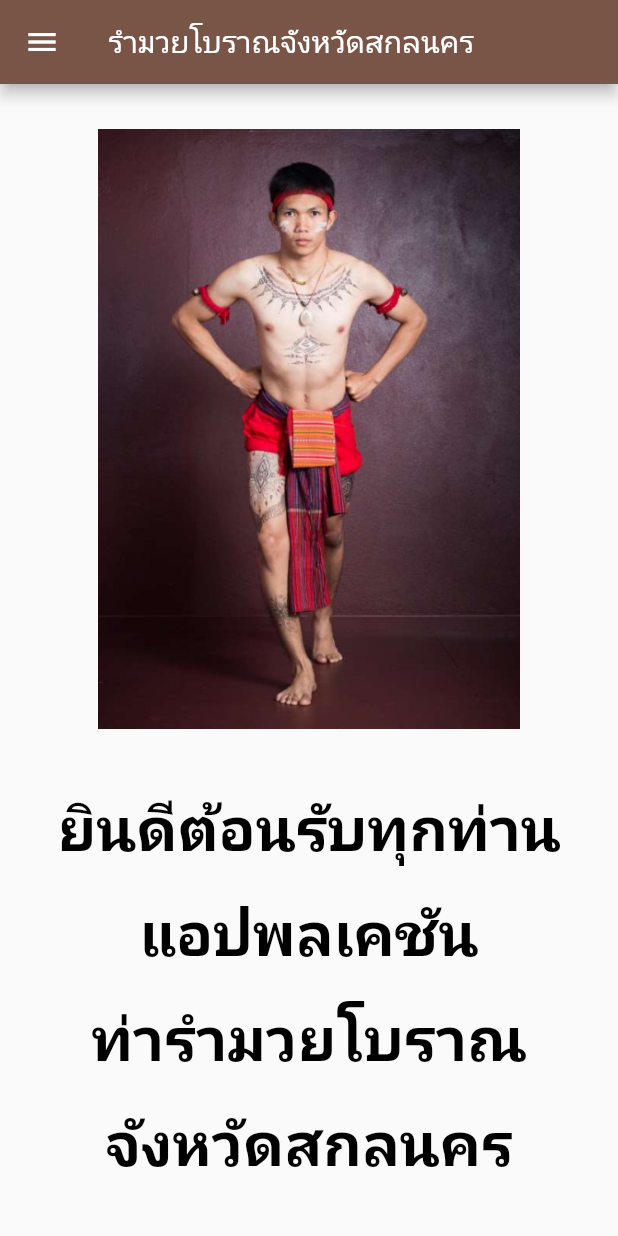
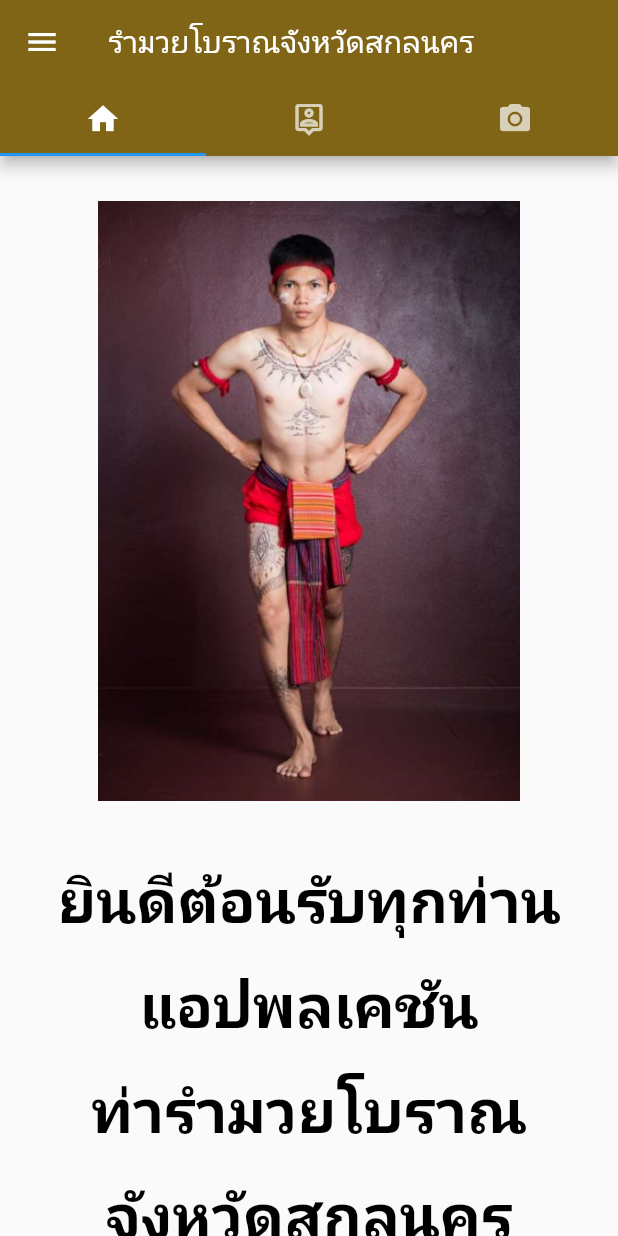
Before and after one commit to aemukung15/miniproject, a Flutter app: the screen it shows after launch, on a phone screen of 412 x 824 dp. Run offline on Flutter 3.47's test engine with Material 2 defaults, Android fonts, the phone set to English and light mode, and no system bars; our stand-ins replace carousel_pro, google_nav_bar.

Commit message:
แนบบาร์ใหม่ poppuimage

```diff
--- /dev/null
+++ b/lib/boxing_dance/Google_Bottom_Bar/Tab_bar.dart
@@ -0,0 +1,51 @@
+import 'package:flutter/material.dart';
+import 'package:miniproject/home/homepage.dart';
+import 'package:miniproject/lib/drawer.dart';
+
+import '../../drawer.dart';
+class HomePage extends StatefulWidget {
+  final String title;
+  const HomePage({Key? key, required this.title}) : super(key: key);
+
+
+  @override
+  // ignore: no_logic_in_create_state
+  State<HomePage> createState() => _HomePageState();
+}
+
+class _HomePageState extends State<HomePage> {
+  final scaffoldKey = GlobalKey<ScaffoldState>();
+
+  @override
+  Widget build(BuildContext context) {
+    return DefaultTabController(
+      length: 5,
+      child: MaterialApp(
+        home: Scaffold(
+          key: scaffoldKey,
+          appBar: AppBar (
+            backgroundColor: const Color.fromARGB(255, 127, 101, 21),
+            title: const Text('รำมวยโบราณจังหวัดสกลนคร'),
+
+            bottom: TabBar(
+              onTap: (index) {
+
+              },
+              tabs: const <Tab>[
+                Tab(icon: Icon(Icons.home),),
+                Tab(icon: Icon(Icons.person_pin_outlined),),
+                Tab(icon: Icon(Icons.camera_alt),),
+              ]),
+          ),
+          body:  TabBarView(
+            children: [
+              const Center(child: MyHomePage(title: "sdads"),),
+              const Center(child: Text('Home Tab'),),
+              const Center(child: Text('Home Tab'),),
+            ]),
+            drawer: MyDrawer(),
+          ),
+      )
+      );
+  }
+}
--- a/lib/boxing_dance/boxing_dance1_2.dart
+++ b/lib/boxing_dance/boxing_dance1_2.dart
@@ -21,7 +21,7 @@ class boxing_dance1_2 extends StatelessWidget {
                   width: 400,
                   height: 400,
                 )),
-                Row(
+            Row(
               mainAxisAlignment: MainAxisAlignment.center,
               children: [
                 Container(
@@ -33,7 +33,6 @@ class boxing_dance1_2 extends StatelessWidget {
                         MaterialPageRoute(builder: ((context) => muscle1_2())),
                       );
                     },
-
                     icon: const Icon(Icons.accessibility),
                     label: const Text('กล้ามเนื้อ'),
                     style: ElevatedButton.styleFrom(
--- a/lib/drawer.dart
+++ b/lib/drawer.dart
@@ -1,4 +1,3 @@
-import 'package:flutter/material.dart';
 import 'package:flutter/material.dart';
 import 'package:miniproject/boxing_dance/boxing_dance1_1.dart';
 import 'package:miniproject/boxing_dance/boxing_dance1_10.dart';
--- a/lib/home/homepage.dart
+++ b/lib/home/homepage.dart
@@ -26,7 +26,6 @@ import 'package:miniproject/boxing_dance/boxing_dance2_9.dart';
 import 'package:miniproject/boxing_dance/developer.dart';
 import 'package:miniproject/boxing_dance/record.dart';
 
-import '../drawer.dart';
 
 class MyHomePage extends StatefulWidget {
   const MyHomePage({Key? key, required this.title}) : super(key: key);
@@ -44,9 +43,7 @@ class _MyHomePageState extends State<MyHomePage> {
   Widget build(BuildContext context) {
     return Scaffold(
       key: scaffoldKey,
-      appBar: AppBar(
-        title: const Text('รำมวยโบราณจังหวัดสกลนคร'),
-      ),
+
       body: SingleChildScrollView(
         child: Container(
             child: Center(
@@ -95,7 +92,6 @@ class _MyHomePageState extends State<MyHomePage> {
           ],
         )))),
       ),
-      drawer: MyDrawer(),
     );
   }
 }
--- /dev/null
+++ b/lib/lib/drawer.dart
@@ -0,0 +1 @@
+// TODO Implement this library.
--- a/lib/main.dart
+++ b/lib/main.dart
@@ -1,4 +1,5 @@
 import 'package:flutter/material.dart';
+import 'package:miniproject/boxing_dance/Google_Bottom_Bar/Tab_bar.dart';
 import 'package:miniproject/home/homepage.dart';
 
 void main() {
@@ -13,7 +14,7 @@ class MyApp extends StatelessWidget {
       theme: ThemeData(
         primarySwatch: Colors.brown,
       ),
-      home: const MyHomePage(title: 'Flutter Demo Home Page'),
+      home: const HomePage(title: 'Home',),
     );
   }
 }
--- a/pubspec.yaml
+++ b/pubspec.yaml
@@ -32,6 +32,7 @@ dependencies:
     sdk: flutter
   #carousel_slider: ^4.2.1
   carousel_pro: ^1.0.0
+  google_nav_bar: ^5.0.6
 
   # The following adds the Cupertino Icons font to your application.
   # Use with the CupertinoIcons class for iOS style icons.
```
Also changed, not shown: lib/boxing_dance/Google_Bottom_Bar/Google_Bottom_Bar.dart (added, +61 -0 lines), lib/boxing_dance/boxing_dance1_1.dart (+45 -9 lines), pubspec.lock.
